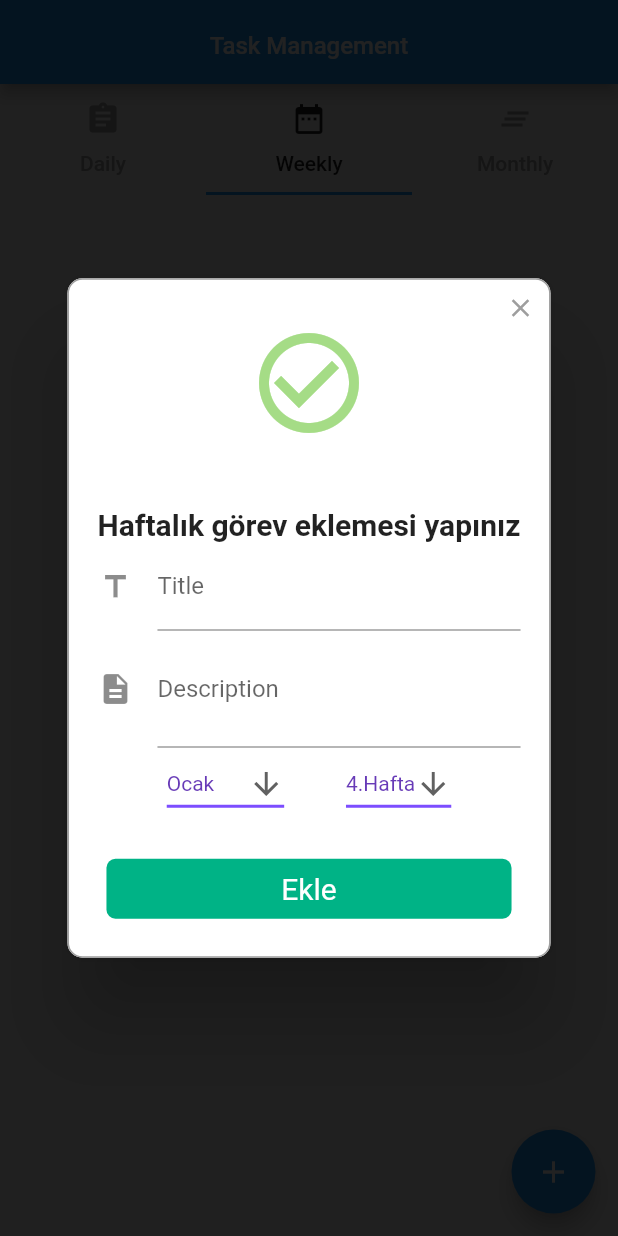
After one commit to sezgindev/task_management, a Flutter app: the screen it shows after launch, tab 2 chosen, scrolled down 274 dp, after a tap on the "add" icon, on a phone screen of 412 x 824 dp. The commit adds this screen. Run offline on Flutter 3.47's test engine with Material 2 defaults, Android fonts, the phone set to English and light mode, and no system bars; drawn by our look-alikes of rflutter_alert; our stand-ins replace flutter_datetime_picker, hive, shared_preferences; accounts and stored records are empty; network calls fail.

Commit message:
weekly and monthly task completed

```diff
--- a/lib/Controller/TaskController.dart
+++ b/lib/Controller/TaskController.dart
@@ -1,26 +1,69 @@
-import 'package:flutter/cupertino.dart';
-import 'package:hive/hive.dart';
 import 'package:shared_preferences/shared_preferences.dart';
 
-List<String> titleList = List<String>();
-List<String> descList = List<String>();
+List<String> weeklyTitleList = List<String>();
+List<String> weeklyDescList = List<String>();
+List<String> weeklyMonthList = List<String>();
+List<String> weeklyWeekList = List<String>();
+
+
+List<String> weeklyTitle = List<String>();
+List<String> weeklyDescription = List<String>();
+List<String> weeklyMont = List<String>();
+List<String> weeklyWeek= List<String>();
+
+
+
+
+List<String> monthlyTitleList = List<String>();
+List<String> monthlyDescList = List<String>();
+List<String> monthlyMonthList = List<String>();
+
+
+List<String> monthlyTitle = List<String>();
+List<String> monthlyDescription = List<String>();
+List<String> monthlyMonth = List<String>();
 
 class TaskController {
-  addDaily(String a, String b) async {
-    titleList.add(a);
-    descList.add(b);
 
-    SharedPreferences prefs = await SharedPreferences.getInstance();
-    prefs.setStringList('title', titleList);
-
-    prefs.setStringList("description", descList);
+  addWeekly() async {
+   SharedPreferences prefs = await SharedPreferences.getInstance();
+    prefs.setStringList('weeklyTitle', weeklyTitleList);
+    prefs.setStringList("weeklyDescription", weeklyDescList);
+    prefs.setStringList("weeklyMonth", weeklyMonthList);
+    prefs.setStringList("weeklyWeek", weeklyWeekList);
   }
 
-  getDaily() async {
+  getWeekly() async {
     SharedPreferences prefs = await SharedPreferences.getInstance();
-    List<String> getTitle = prefs.getStringList('title');
-    List<String> getDesc = prefs.getStringList('description');
-    print(getTitle);
-    print(getDesc);
+    List<String> getTitle = prefs.getStringList('weeklyTitle');
+    List<String> getDesc = prefs.getStringList('weeklyDescription');
+    List<String> getWeek = prefs.getStringList('weeklyMonth');
+    List<String> getMonth = prefs.getStringList('weeklyWeek');
+    weeklyTitle = getTitle;
+    weeklyDescription = getDesc;
+    weeklyMont=getMonth;
+    weeklyWeek=getWeek;
+
   }
+
+  addMonthly() async {
+    SharedPreferences prefs = await SharedPreferences.getInstance();
+    prefs.setStringList('monthlyTitle', monthlyTitleList);
+    prefs.setStringList("monthlyDescription", monthlyDescList);
+    prefs.setStringList("monthlyMonth", monthlyMonthList);
+  }
+
+
+  getMonthly()async{
+    SharedPreferences prefs = await SharedPreferences.getInstance();
+    List<String> getTitle = prefs.getStringList('monthlyTitle');
+    List<String> getDesc = prefs.getStringList('monthlyDescription');
+    List<String> getMonth = prefs.getStringList('monthlyMonth');
+    monthlyTitle = getTitle;
+    monthlyDescription = getDesc;
+    monthlyMonth=getMonth;
+    print(monthlyMonth);
+
+  }
+
 }
--- a/lib/Screens/AddScreen.dart
+++ b/lib/Screens/AddScreen.dart
@@ -33,8 +33,8 @@ class _AddScreenState extends State<AddScreen> {
             child: Text("dfg"),
             onPressed: () {
 
-              cnt.addDaily(nameController.text,descriptionController.text);
-              cnt.getDaily();
+              cnt.addWeekly();
+              cnt.getWeekly();
             },
           ),
         ],
--- a/lib/Screens/Dropdown.dart
+++ b/lib/Screens/WeekDropdown.dart
@@ -1,10 +1,14 @@
 import 'package:flutter/material.dart';
 import 'package:task_management/Screens/HomeScreen.dart';
+import 'package:task_management/Screens/WeeklyScreen.dart';
 
 class Dropdown extends StatefulWidget {
   @override
   _DropdownState createState() => _DropdownState();
 }
+
+String dropdownValue = 'Ocak';
+String dropdownValue2 = '4.Hafta';
 
 class _DropdownState extends State<Dropdown> {
   @override
@@ -18,7 +22,7 @@ class _DropdownState extends State<Dropdown> {
           value: dropdownValue,
           icon: Icon(Icons.arrow_downward),
           iconSize: 24,
-          elevation: 16,
+          elevation: 10,
           style: TextStyle(color: Colors.deepPurple),
           underline: Container(
             height: 2,
@@ -27,6 +31,7 @@ class _DropdownState extends State<Dropdown> {
           onChanged: (String newValue) {
             setState(() {
               dropdownValue = newValue;
+              weeklyControllerWeek.text=newValue;
             });
           },
           items: <String>[
@@ -42,8 +47,7 @@ class _DropdownState extends State<Dropdown> {
             'Ekim',
             'Kasım',
             'Aralık'
-          ].map<DropdownMenuItem<String>>(
-                  (String value) {
+          ].map<DropdownMenuItem<String>>((String value) {
             return DropdownMenuItem<String>(
               value: value,
               child: Text(value),
@@ -51,7 +55,7 @@ class _DropdownState extends State<Dropdown> {
           }).toList(),
         ),
         Padding(
-          padding:  EdgeInsets.only(left:width*0.1),
+          padding: EdgeInsets.only(left: width * 0.1),
           child: DropdownButton<String>(
             value: dropdownValue2,
             icon: Icon(Icons.arrow_downward),
@@ -65,15 +69,11 @@ class _DropdownState extends State<Dropdown> {
             onChanged: (String newValue) {
               setState(() {
                 dropdownValue2 = newValue;
+                weeklyControllerMonth.text=newValue;
               });
             },
-            items: <String>[
-              '1.Hafta',
-              '2.Hafta',
-              '3.Hafta',
-              '4.Hafta'
-            ].map<DropdownMenuItem<String>>(
-                    (String value) {
+            items: <String>['1.Hafta', '2.Hafta', '3.Hafta', '4.Hafta']
+                .map<DropdownMenuItem<String>>((String value) {
               return DropdownMenuItem<String>(
                 value: value,
                 child: Text(value),
@@ -83,6 +83,5 @@ class _DropdownState extends State<Dropdown> {
         ),
       ],
     );
-
   }
 }
--- /dev/null
+++ b/lib/Screens/WeeklyScreen.dart
@@ -0,0 +1,93 @@
+import 'package:flutter/material.dart';
+import 'package:rflutter_alert/rflutter_alert.dart';
+import 'package:task_management/Controller/TaskController.dart';
+import 'package:task_management/Screens/AddScreen.dart';
+import 'package:task_management/Screens/WeekDropdown.dart';
+import 'package:task_management/Screens/HomeScreen.dart';
+import 'package:task_management/Screens/WeeklyListview.dart';
+
+class WeeklyScreen extends StatefulWidget {
+  @override
+  _WeeklyScreenState createState() => _WeeklyScreenState();
+}
+
+TaskController tsk = new TaskController();
+TextEditingController weeklyTitleController = new TextEditingController();
+TextEditingController weeklyDescriptionController = new TextEditingController();
+TextEditingController weeklyControllerWeek=new TextEditingController();
+TextEditingController weeklyControllerMonth=new TextEditingController();
+class _WeeklyScreenState extends State<WeeklyScreen> {
+  @override
+  Widget build(BuildContext context) {
+    return   Stack(
+      children: [
+        WeeklyList(),
+        Align(
+          alignment: Alignment.bottomRight,
+          child: Padding(
+            padding: const EdgeInsets.all(15.0),
+            child: FloatingActionButton(
+              onPressed: () {
+                tsk.getWeekly();
+                //Navigator.pushNamed(context, AddScreen.id);
+                Alert(
+                  context: context,
+                  type: AlertType.success,
+                  title: "Emin Misiniz?",
+                  desc: "Haftalık görev eklemesi yapınız",
+                  style: AlertStyle(
+                    titleStyle: TextStyle(
+                      color: Colors.white,
+                    ),
+                    descStyle: TextStyle(fontWeight: FontWeight.bold),
+                  ),
+                  content: Column(
+                    children: [
+                      TextField(
+                        decoration: InputDecoration(
+                          icon: Icon(Icons.title),
+                          labelText: 'Title',
+                        ),
+                        controller: weeklyTitleController,
+                      ),
+                      TextField(
+                        maxLines: 2,
+                        decoration: InputDecoration(
+                          icon: Icon(Icons.description),
+                          labelText: 'Description',
+                        ),
+                        controller: weeklyDescriptionController,
+                      ),
+                      Dropdown(),
+                    ],
+                  ),
+                  buttons: [
+                    DialogButton(
+                      child: Text(
+                        "Ekle",
+                        style: TextStyle(
+                            color: Colors.white, fontSize: 20),
+                      ),
+                      color: Color.fromRGBO(0, 179, 134, 1.0),
+                      onPressed: () {
+                        weeklyTitleList.add(weeklyTitleController.text);
+                        weeklyDescList.add(weeklyDescriptionController.text);
+                        weeklyWeekList.add(weeklyControllerWeek.text);
+                        weeklyMonthList.add(weeklyControllerMonth.text);
+
+                        tsk.addWeekly();
+                        tsk.getWeekly();
+                        Navigator.pushNamed(context, HomeScreen.id);
+                      },
+                    ),
+                  ],
+                ).show();
+              },
+              child: Icon(Icons.add),
+            ),
+          ),
+        ),
+      ],
+    );
+  }
+}
--- a/pubspec.yaml
+++ b/pubspec.yaml
@@ -23,6 +23,7 @@ dependencies:
   shared_preferences: ^0.5.8
   rflutter_alert: ^1.0.3
   table_calendar: ^2.2.3
+  flutter_datetime_picker: ^1.4.0
 
 dev_dependencies:
   flutter_test:
```
Also changed, not shown: lib/Screens/DailyTaskScreen.dart (+19 -0 lines), lib/Screens/HomeScreen.dart (+11 -59 lines), lib/Screens/MonthlyDropdown.dart (added, +61 -0 lines), lib/Screens/MonthlyListview.dart (added, +140 -0 lines), lib/Screens/MonthlyScreen.dart (added, +90 -0 lines), lib/Screens/WeeklyListview.dart (added, +140 -0 lines), pubspec.lock. Lines whose indentation alone changed are shown as unchanged.
